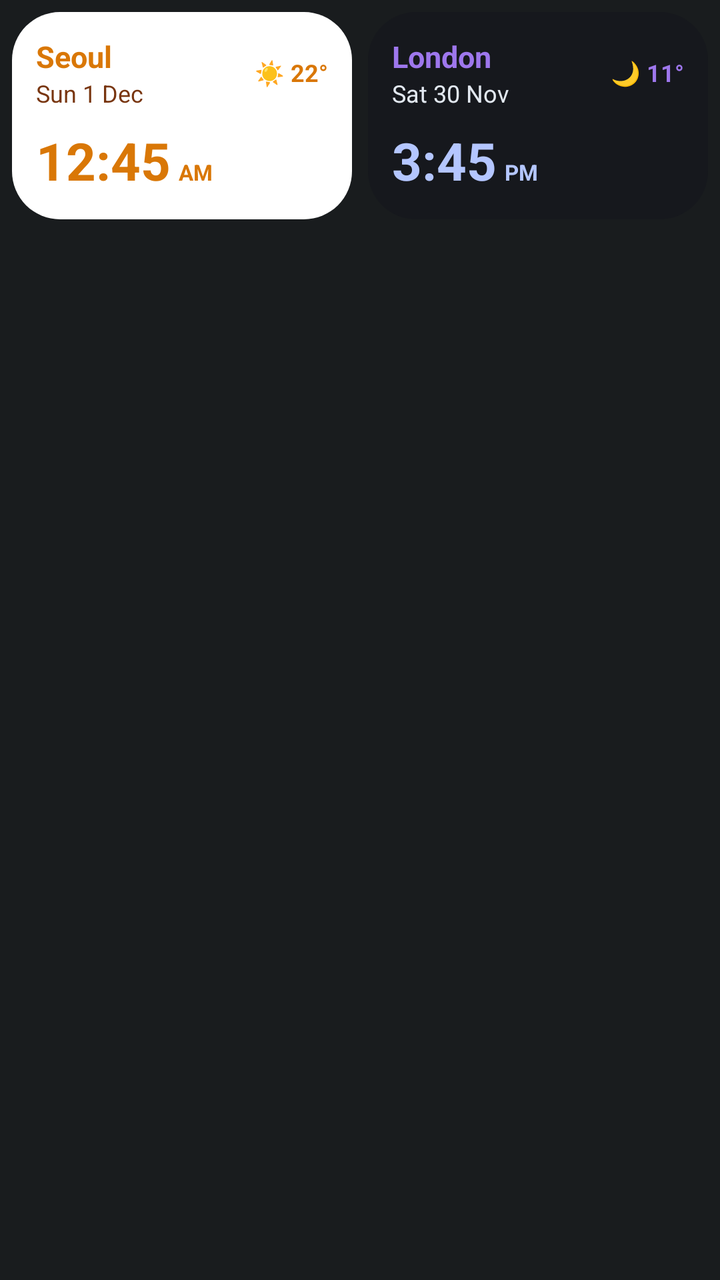
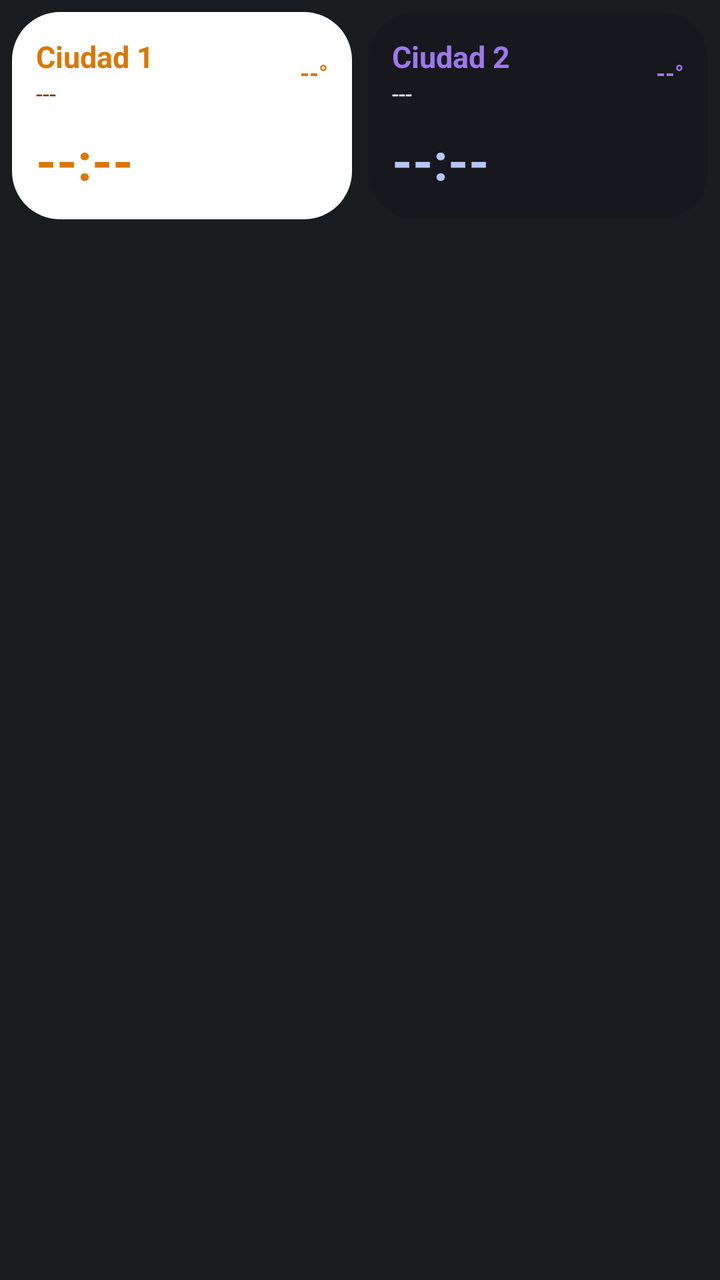

Screens rendered from an Android XML layout before and after an edit, with the pre-edit source and the edit as a unified diff.
<!-- AndroidManifest.xml: application theme Theme.MyApplication -->
<!-- res/layout/widget_dual_clock_4x1.xml -->
<?xml version="1.0" encoding="utf-8"?>
<LinearLayout xmlns:android="http://schemas.android.com/apk/res/android"
    android:id="@+id/widget_root"
    android:layout_width="match_parent"
    android:layout_height="wrap_content"
    android:orientation="horizontal"
    android:padding="6dp"
    android:baselineAligned="false">

    
    <LinearLayout
        android:id="@+id/card_primary"
        android:layout_width="0dp"
        android:layout_height="wrap_content"
        android:layout_weight="1"
        android:layout_marginEnd="4dp"
        android:background="@drawable/bg_widget_card_light"
        android:orientation="vertical"
        android:padding="12dp">

        <LinearLayout
            android:layout_width="match_parent"
            android:layout_height="wrap_content"
            android:orientation="horizontal"
            android:gravity="center_vertical">

            <LinearLayout
                android:layout_width="0dp"
                android:layout_height="wrap_content"
                android:layout_weight="1"
                android:orientation="vertical">

                <TextView
                    android:id="@+id/tv_city_1"
                    android:layout_width="wrap_content"
                    android:layout_height="wrap_content"
                    android:text="Seoul"
                    android:textColor="#D97706"
                    android:textStyle="bold"
                    android:textSize="15sp" />

                <TextView
                    android:id="@+id/tv_date_1"
                    android:layout_width="wrap_content"
                    android:layout_height="wrap_content"
                    android:text="Sun 1 Dec"
                    android:textColor="#78350F"
                    android:textSize="12sp" />
            </LinearLayout>

            <TextView
                android:id="@+id/tv_badge_1"
                android:layout_width="wrap_content"
                android:layout_height="wrap_content"
                android:text="☀️ 22°"
                android:textColor="#D97706"
                android:textSize="12sp"
                android:textStyle="bold" />
        </LinearLayout>

        <LinearLayout
            android:layout_width="wrap_content"
            android:layout_height="wrap_content"
            android:layout_marginTop="8dp"
            android:orientation="horizontal"
            android:gravity="bottom">

            <TextView
                android:id="@+id/tv_time_1"
                android:layout_width="wrap_content"
                android:layout_height="wrap_content"
                android:text="12:45"
                android:textColor="#D97706"
                android:textSize="26sp"
                android:textStyle="bold" />

            <TextView
                android:id="@+id/tv_ampm_1"
                android:layout_width="wrap_content"
                android:layout_height="wrap_content"
                android:layout_marginStart="4dp"
                android:text="AM"
                android:textColor="#D97706"
                android:textSize="11sp"
                android:textStyle="bold" />
        </LinearLayout>
    </LinearLayout>

    
    <LinearLayout
        android:id="@+id/card_secondary"
        android:layout_width="0dp"
        android:layout_height="wrap_content"
        android:layout_weight="1"
        android:layout_marginStart="4dp"
        android:background="@drawable/bg_widget_card_dark"
        android:orientation="vertical"
        android:padding="12dp">

        <LinearLayout
            android:layout_width="match_parent"
            android:layout_height="wrap_content"
            android:orientation="horizontal"
            android:gravity="center_vertical">

            <LinearLayout
                android:layout_width="0dp"
                android:layout_height="wrap_content"
                android:layout_weight="1"
                android:orientation="vertical">

                <TextView
                    android:id="@+id/tv_city_2"
                    android:layout_width="wrap_content"
                    android:layout_height="wrap_content"
                    android:text="London"
                    android:textColor="#9E77ED"
                    android:textStyle="bold"
                    android:textSize="15sp" />

                <TextView
                    android:id="@+id/tv_date_2"
                    android:layout_width="wrap_content"
                    android:layout_height="wrap_content"
                    android:text="Sat 30 Nov"
                    android:textColor="#E2E8F0"
                    android:textSize="12sp" />
            </LinearLayout>

            <TextView
                android:id="@+id/tv_badge_2"
                android:layout_width="wrap_content"
                android:layout_height="wrap_content"
                android:text="🌙 11°"
                android:textColor="#9E77ED"
                android:textSize="12sp"
                android:textStyle="bold" />
        </LinearLayout>

        <LinearLayout
            android:layout_width="wrap_content"
            android:layout_height="wrap_content"
            android:layout_marginTop="8dp"
            android:orientation="horizontal"
            android:gravity="bottom">

            <TextView
                android:id="@+id/tv_time_2"
                android:layout_width="wrap_content"
                android:layout_height="wrap_content"
                android:text="3:45"
                android:textColor="#B4C6FF"
                android:textSize="26sp"
                android:textStyle="bold" />

            <TextView
                android:id="@+id/tv_ampm_2"
                android:layout_width="wrap_content"
                android:layout_height="wrap_content"
                android:layout_marginStart="4dp"
                android:text="PM"
                android:textColor="#B4C6FF"
                android:textSize="11sp"
                android:textStyle="bold" />
        </LinearLayout>
    </LinearLayout>

</LinearLayout>
<!-- resources referenced by this layout -->
<resources>
  <!-- drawable bg_widget_card_dark (drawable) -->
  <?xml version="1.0" encoding="utf-8"?>
  <shape xmlns:android="http://schemas.android.com/apk/res/android"
      android:shape="rectangle">
      <solid android:color="#16181D" />
      <corners android:radius="24dp" />
  </shape>
  <!-- drawable bg_widget_card_light (drawable) -->
  <?xml version="1.0" encoding="utf-8"?>
  <shape xmlns:android="http://schemas.android.com/apk/res/android"
      android:shape="rectangle">
      <solid android:color="#FFFFFF" />
      <corners android:radius="24dp" />
  </shape>
  <style name="Theme.MyApplication" parent="android:Theme.DeviceDefault.NoActionBar" />
</resources>

<!-- the commit's change to res/layout/widget_dual_clock_4x1.xml (unified diff, before → after) -->
@@ -34,7 +34,7 @@
                     android:id="@+id/tv_city_1"
                     android:layout_width="wrap_content"
                     android:layout_height="wrap_content"
-                    android:text="Seoul"
+                    android:text="Ciudad 1"
                     android:textColor="#D97706"
                     android:textStyle="bold"
                     android:textSize="15sp" />
@@ -43,19 +43,19 @@
                     android:id="@+id/tv_date_1"
                     android:layout_width="wrap_content"
                     android:layout_height="wrap_content"
-                    android:text="Sun 1 Dec"
+                    android:text="---"
                     android:textColor="#78350F"
                     android:textSize="12sp" />
             </LinearLayout>
 
-            <TextView
-                android:id="@+id/tv_badge_1"
-                android:layout_width="wrap_content"
-                android:layout_height="wrap_content"
-                android:text="☀️ 22°"
-                android:textColor="#D97706"
-                android:textSize="12sp"
-                android:textStyle="bold" />
+<TextView
+                    android:id="@+id/tv_badge_1"
+                    android:layout_width="wrap_content"
+                    android:layout_height="wrap_content"
+                    android:text="--°"
+                    android:textColor="#D97706"
+                    android:textSize="12sp"
+                    android:textStyle="bold" />
         </LinearLayout>
 
         <LinearLayout
@@ -69,7 +69,7 @@
                 android:id="@+id/tv_time_1"
                 android:layout_width="wrap_content"
                 android:layout_height="wrap_content"
-                android:text="12:45"
+                android:text="--:--"
                 android:textColor="#D97706"
                 android:textSize="26sp"
                 android:textStyle="bold" />
@@ -79,7 +79,7 @@
                 android:layout_width="wrap_content"
                 android:layout_height="wrap_content"
                 android:layout_marginStart="4dp"
-                android:text="AM"
+                android:text=""
                 android:textColor="#D97706"
                 android:textSize="11sp"
                 android:textStyle="bold" />
@@ -113,7 +113,7 @@
                     android:id="@+id/tv_city_2"
                     android:layout_width="wrap_content"
                     android:layout_height="wrap_content"
-                    android:text="London"
+                    android:text="Ciudad 2"
                     android:textColor="#9E77ED"
                     android:textStyle="bold"
                     android:textSize="15sp" />
@@ -122,19 +122,19 @@
                     android:id="@+id/tv_date_2"
                     android:layout_width="wrap_content"
                     android:layout_height="wrap_content"
-                    android:text="Sat 30 Nov"
+                    android:text="---"
                     android:textColor="#E2E8F0"
                     android:textSize="12sp" />
             </LinearLayout>
 
-            <TextView
-                android:id="@+id/tv_badge_2"
-                android:layout_width="wrap_content"
-                android:layout_height="wrap_content"
-                android:text="🌙 11°"
-                android:textColor="#9E77ED"
-                android:textSize="12sp"
-                android:textStyle="bold" />
+<TextView
+                    android:id="@+id/tv_badge_2"
+                    android:layout_width="wrap_content"
+                    android:layout_height="wrap_content"
+                    android:text="--°"
+                    android:textColor="#9E77ED"
+                    android:textSize="12sp"
+                    android:textStyle="bold" />
         </LinearLayout>
 
         <LinearLayout
@@ -148,7 +148,7 @@
                 android:id="@+id/tv_time_2"
                 android:layout_width="wrap_content"
                 android:layout_height="wrap_content"
-                android:text="3:45"
+                android:text="--:--"
                 android:textColor="#B4C6FF"
                 android:textSize="26sp"
                 android:textStyle="bold" />
@@ -158,7 +158,7 @@
                 android:layout_width="wrap_content"
                 android:layout_height="wrap_content"
                 android:layout_marginStart="4dp"
-                android:text="PM"
+                android:text=""
                 android:textColor="#B4C6FF"
                 android:textSize="11sp"
                 android:textStyle="bold" />
